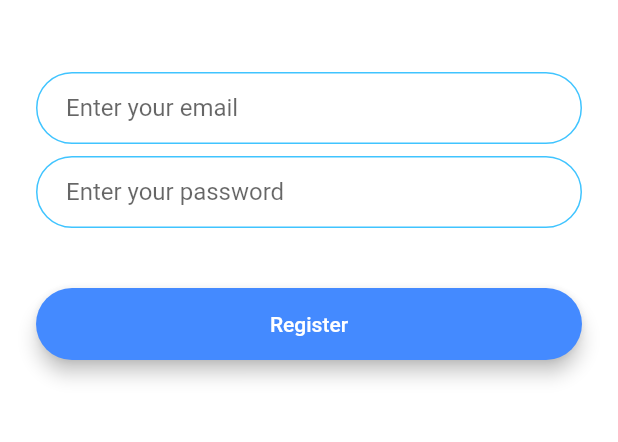
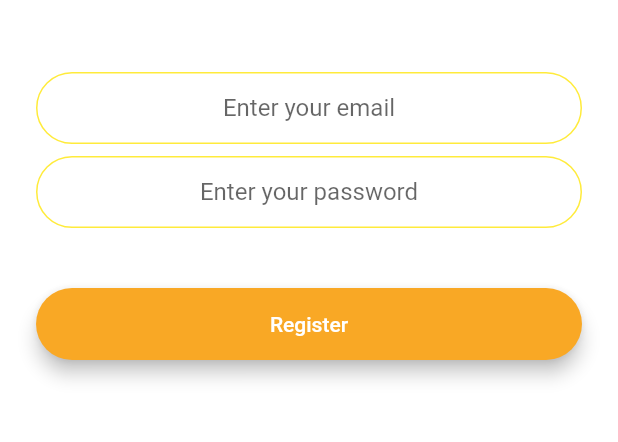
Before and after one commit to revanthRaghuPrasad/flash_chat, a Flutter app: the screen it shows after launch, after a tap on "Register", on a phone screen of 412 x 824 dp, the part 576-1018 px from its top. Run offline on Flutter 3.47's test engine with Material 2 defaults, Android fonts, the phone set to English and light mode, and no system bars; our stand-ins replace animated_text_kit, firebase_auth, firebase_core; accounts and stored records are empty.

```diff
--- a/lib/constants.dart
+++ b/lib/constants.dart
@@ -25,11 +25,11 @@ const kTextFieldDecoration = InputDecoration(
     borderRadius: BorderRadius.all(Radius.circular(32.0)),
   ),
   enabledBorder: OutlineInputBorder(
-    borderSide: BorderSide(color: Colors.lightBlueAccent, width: 1.0),
+    borderSide: BorderSide(color: Colors.yellow, width: 1.0),
     borderRadius: BorderRadius.all(Radius.circular(32.0)),
   ),
   focusedBorder: OutlineInputBorder(
-    borderSide: BorderSide(color: Colors.lightBlueAccent, width: 2.0),
+    borderSide: BorderSide(color: Colors.yellow, width: 2.0),
     borderRadius: BorderRadius.all(Radius.circular(32.0)),
   ),
 );
--- a/lib/main.dart
+++ b/lib/main.dart
@@ -1,10 +1,16 @@
+import 'package:firebase_core/firebase_core.dart';
 import 'package:flash/screens/chat_screen.dart';
 import 'package:flash/screens/login_screen.dart';
 import 'package:flash/screens/registration_screen.dart';
 import 'package:flash/screens/welcome_screen.dart';
 import 'package:flutter/material.dart';
 
-void main() => runApp(FlashChat());
+void main() async {
+  WidgetsFlutterBinding.ensureInitialized();
+  // always initialize the Firebase app
+  await Firebase.initializeApp();
+  runApp(FlashChat());
+}
 
 class FlashChat extends StatelessWidget {
   @override
--- a/lib/screens/registration_screen.dart
+++ b/lib/screens/registration_screen.dart
@@ -1,5 +1,7 @@
+import 'package:firebase_auth/firebase_auth.dart';
 import 'package:flash/components/rounded_button.dart';
 import 'package:flash/constants.dart';
+import 'package:flash/screens/chat_screen.dart';
 import 'package:flutter/material.dart';
 
 class RegistrationScreen extends StatefulWidget {
@@ -9,6 +11,11 @@ class RegistrationScreen extends StatefulWidget {
 }
 
 class _RegistrationScreenState extends State<RegistrationScreen> {
+  final _auth = FirebaseAuth.instance;
+
+  String email;
+  String password;
+
   @override
   Widget build(BuildContext context) {
     return Scaffold(
@@ -30,8 +37,10 @@ class _RegistrationScreenState extends State<RegistrationScreen> {
               height: 48.0,
             ),
             TextField(
+              keyboardType: TextInputType.emailAddress,
+              textAlign: TextAlign.center,
               onChanged: (value) {
-                //Do something with the user input.
+                email = value;
               },
               decoration:
                   kTextFieldDecoration.copyWith(hintText: 'Enter your email'),
@@ -40,8 +49,10 @@ class _RegistrationScreenState extends State<RegistrationScreen> {
               height: 8.0,
             ),
             TextField(
+              obscureText: true,
+              textAlign: TextAlign.center,
               onChanged: (value) {
-                //Do something with the user input.
+                password = value;
               },
               decoration: kTextFieldDecoration.copyWith(
                   hintText: 'Enter your password'),
@@ -51,8 +62,18 @@ class _RegistrationScreenState extends State<RegistrationScreen> {
             ),
             RoundedButton(
               title: 'Register',
-              color: Colors.blueAccent,
-              onPressed: () {},
+              color: Colors.yellow[800],
+              onPressed: () async {
+                try {
+                  final newUser = await _auth.createUserWithEmailAndPassword(
+                      email: email, password: password);
+                  if (newUser != null) {
+                    Navigator.pushNamed(context, ChatScreen.id);
+                  }
+                } catch (e) {
+                  print(e);
+                }
+              },
             )
           ],
         ),
--- a/lib/screens/welcome_screen.dart
+++ b/lib/screens/welcome_screen.dart
@@ -32,7 +32,7 @@ class _WelcomeScreenState extends State<WelcomeScreen>
   @override
   Widget build(BuildContext context) {
     return Scaffold(
-      backgroundColor: Colors.white,
+      backgroundColor: Colors.red,
       body: Padding(
         padding: EdgeInsets.symmetric(horizontal: 24.0),
         child: Column(
@@ -72,14 +72,14 @@ class _WelcomeScreenState extends State<WelcomeScreen>
             ),
             RoundedButton(
               title: 'Log In',
-              color: Colors.lightBlueAccent,
+              color: Colors.redAccent,
               onPressed: () {
                 Navigator.pushNamed(context, LoginScreen.id);
               },
             ),
             RoundedButton(
               title: 'Register',
-              color: Colors.blueAccent,
+              color: Colors.yellow[800],
               onPressed: () {
                 Navigator.pushNamed(context, RegistrationScreen.id);
               },
```
Also changed, not shown: lib/screens/chat_screen.dart (+22 -0 lines), lib/screens/login_screen.dart (+6 -2 lines).
